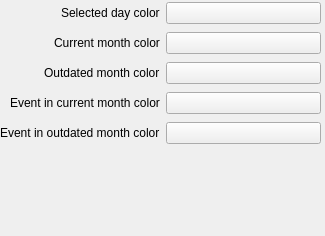
Above: calendar/src/calendarconfig.ui from KDE/akonadi-google-applets before the change. Below: the same form after it.
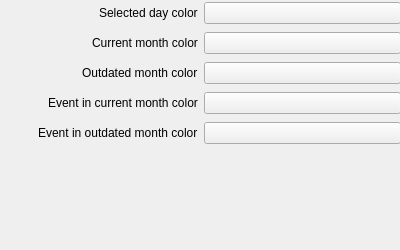
That is the form after the change. Custom widgets are drawn as their Qt base class.

Commit message: Unification size of configurations dialogs

The edit to the form file:
```diff
--- a/calendar/src/calendarconfig.ui
+++ b/calendar/src/calendarconfig.ui
@@ -6,16 +6,22 @@
    <rect>
     <x>0</x>
     <y>0</y>
-    <width>325</width>
-    <height>236</height>
+    <width>400</width>
+    <height>250</height>
    </rect>
   </property>
-  <widget class="QWidget" name="">
+  <property name="minimumSize">
+   <size>
+    <width>400</width>
+    <height>250</height>
+   </size>
+  </property>
+  <widget class="QWidget" name="layoutWidget">
    <property name="geometry">
     <rect>
      <x>0</x>
      <y>0</y>
-     <width>321</width>
+     <width>401</width>
      <height>151</height>
     </rect>
    </property>
```
The commit also changes 5 other files.
